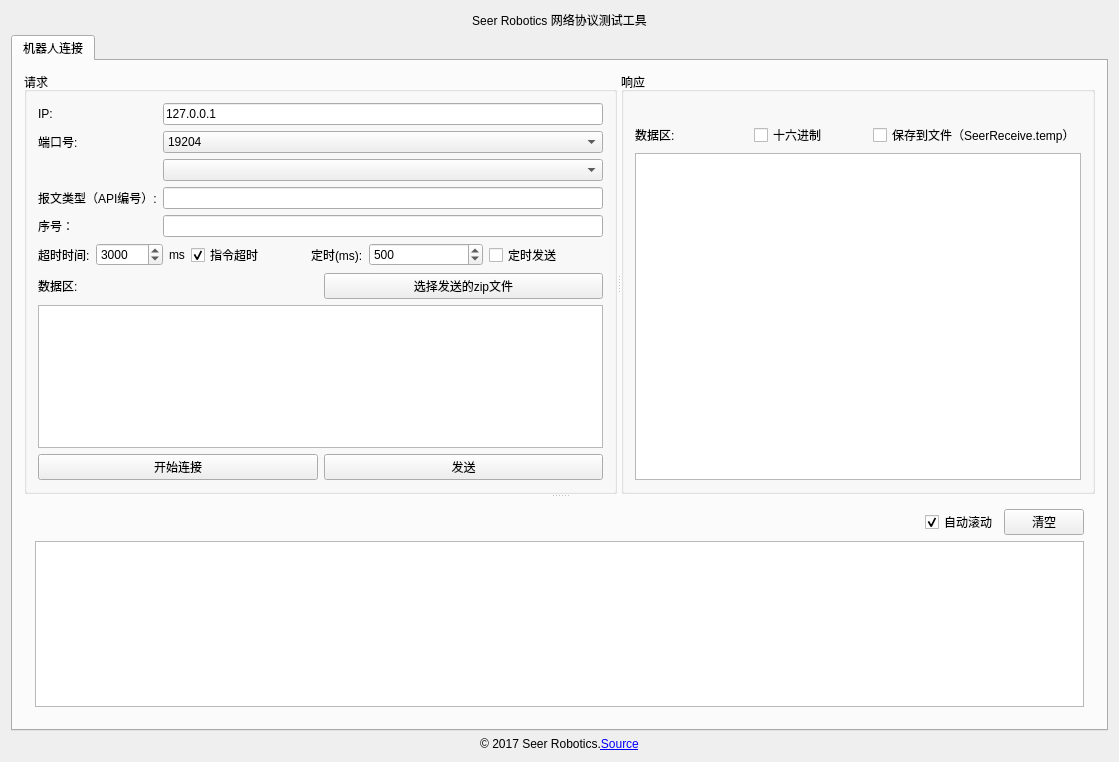
First picture: the form in SCTcpToolWidget.ui, repository seer-robotics/SeerTCPTest, before the edit.
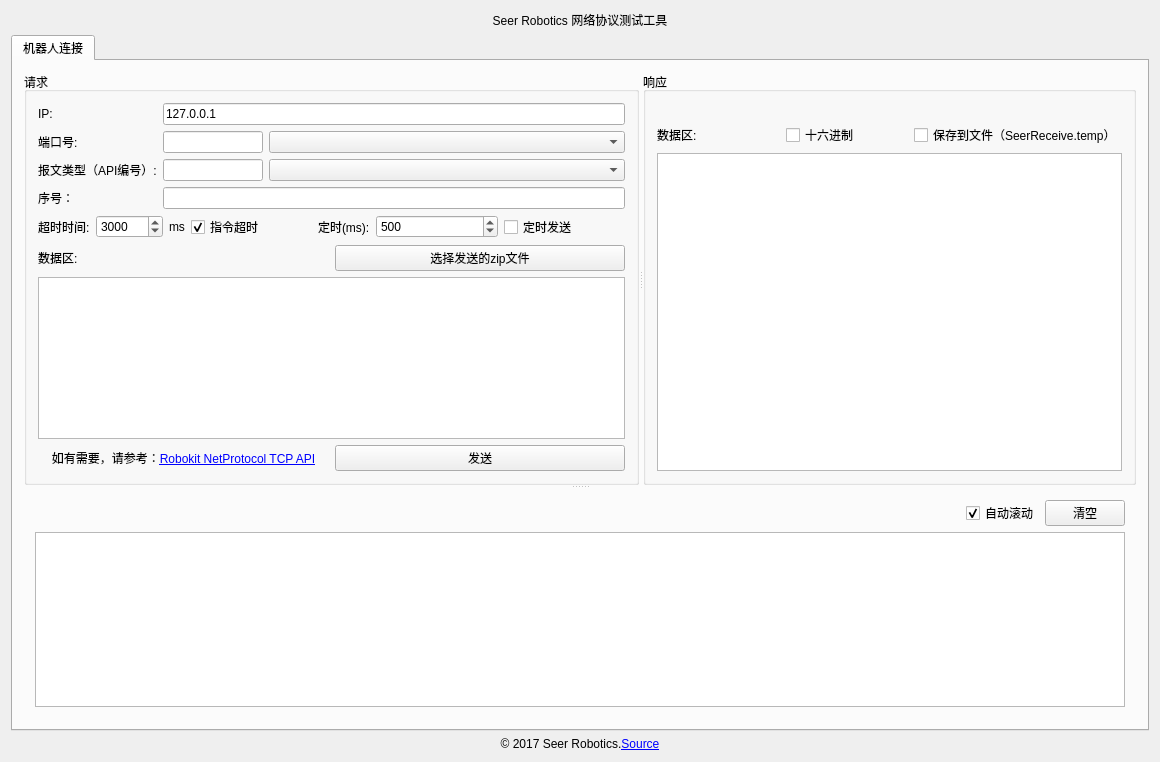
Second picture: the form after the edit.

```diff
--- a/SCTcpToolWidget.ui
+++ b/SCTcpToolWidget.ui
@@ -6,7 +6,7 @@
    <rect>
     <x>0</x>
     <y>0</y>
-    <width>1119</width>
+    <width>1160</width>
     <height>762</height>
    </rect>
   </property>
@@ -89,72 +89,106 @@
                 </property>
                </widget>
               </item>
-              <item row="1" column="1">
-               <widget class="QComboBox" name="comboBox_port">
-                <item>
-                 <property name="text">
-                  <string>19204</string>
-                 </property>
-                </item>
-                <item>
-                 <property name="text">
-                  <string>19205</string>
-                 </property>
-                </item>
-                <item>
-                 <property name="text">
-                  <string>19206</string>
-                 </property>
-                </item>
-                <item>
-                 <property name="text">
-                  <string>19207</string>
-                 </property>
-                </item>
-                <item>
-                 <property name="text">
-                  <string>19208</string>
-                 </property>
-                </item>
-                <item>
-                 <property name="text">
-                  <string>19209</string>
-                 </property>
-                </item>
-                <item>
-                 <property name="text">
-                  <string>19210</string>
-                 </property>
-                </item>
-                <item>
-                 <property name="text">
-                  <string>19200</string>
-                 </property>
-                </item>
-               </widget>
-              </item>
-              <item row="3" column="0">
+              <item row="2" column="0">
                <widget class="QLabel" name="label_9">
                 <property name="text">
                  <string>报文类型（API编号）:</string>
                 </property>
                </widget>
               </item>
-              <item row="3" column="1">
-               <widget class="QLineEdit" name="lineEdit_sendCommand"/>
+              <item row="2" column="1">
+               <layout class="QHBoxLayout" name="horizontalLayout_10">
+                <item>
+                 <widget class="QLineEdit" name="lineEdit_sendCommand">
+                  <property name="sizePolicy">
+                   <sizepolicy hsizetype="Fixed" vsizetype="Fixed">
+                    <horstretch>0</horstretch>
+                    <verstretch>0</verstretch>
+                   </sizepolicy>
+                  </property>
+                  <property name="maximumSize">
+                   <size>
+                    <width>100</width>
+                    <height>16777215</height>
+                   </size>
+                  </property>
+                  <property name="cursor">
+                   <cursorShape>ArrowCursor</cursorShape>
+                  </property>
+                  <property name="mouseTracking">
+                   <bool>false</bool>
+                  </property>
+                  <property name="text">
+                   <string/>
+                  </property>
+                  <property name="readOnly">
+                   <bool>true</bool>
+                  </property>
+                 </widget>
+                </item>
+                <item>
+                 <widget class="QComboBox" name="comboBox_sendCommand">
+                  <property name="sizePolicy">
+                   <sizepolicy hsizetype="Expanding" vsizetype="Fixed">
+                    <horstretch>0</horstretch>
+                    <verstretch>0</verstretch>
+                   </sizepolicy>
+                  </property>
+                 </widget>
+                </item>
+               </layout>
               </item>
-              <item row="4" column="0">
+              <item row="3" column="0">
                <widget class="QLabel" name="label_4">
                 <property name="text">
                  <string>序号：</string>
                 </property>
                </widget>
               </item>
-              <item row="4" column="1">
+              <item row="3" column="1">
                <widget class="QLineEdit" name="lineEdit_number"/>
               </item>
-              <item row="2" column="1">
-               <widget class="QComboBox" name="comboBox_allReq"/>
+              <item row="1" column="1">
+               <layout class="QHBoxLayout" name="horizontalLayout_11">
+                <item>
+                 <widget class="QLineEdit" name="lineEdit_port">
+                  <property name="sizePolicy">
+                   <sizepolicy hsizetype="Fixed" vsizetype="Fixed">
+                    <horstretch>0</horstretch>
+                    <verstretch>0</verstretch>
+                   </sizepolicy>
+                  </property>
+                  <property name="maximumSize">
+                   <size>
+                    <width>100</width>
+                    <height>16777215</height>
+                   </size>
+                  </property>
+                  <property name="cursor">
+                   <cursorShape>ArrowCursor</cursorShape>
+                  </property>
+                  <property name="mouseTracking">
+                   <bool>false</bool>
+                  </property>
+                  <property name="alignment">
+                   <set>Qt::AlignLeading|Qt::AlignLeft|Qt::AlignVCenter</set>
+                  </property>
+                  <property name="readOnly">
+                   <bool>true</bool>
+                  </property>
+                 </widget>
+                </item>
+                <item>
+                 <widget class="QComboBox" name="comboBox_port">
+                  <property name="sizePolicy">
+                   <sizepolicy hsizetype="Expanding" vsizetype="Fixed">
+                    <horstretch>0</horstretch>
+                    <verstretch>0</verstretch>
+                   </sizepolicy>
+                  </property>
+                 </widget>
+                </item>
+               </layout>
               </item>
              </layout>
             </item>
@@ -270,11 +304,14 @@
             <item>
              <layout class="QHBoxLayout" name="horizontalLayout_4">
               <item>
-               <widget class="QPushButton" name="pushButton_connect">
+               <widget class="QLabel" name="label_11">
                 <property name="text">
-                 <string>开始连接</string>
+                 <string>&lt;html&gt;&lt;head/&gt;&lt;body&gt;&lt;p&gt;如有需要，请参考：&lt;a href=&quot;http://docs.seer-robotics.com/robokit_netprotocol/663328&quot;&gt;&lt;span style=&quot; text-decoration: underline; color:#0000ff;&quot;&gt;Robokit NetProtocol TCP API&lt;/span&gt;&lt;/a&gt;&lt;/p&gt;&lt;/body&gt;&lt;/html&gt;</string>
                 </property>
-                <property name="checkable">
+                <property name="alignment">
+                 <set>Qt::AlignCenter</set>
+                </property>
+                <property name="openExternalLinks">
                  <bool>true</bool>
                 </property>
                </widget>
```
Left out of the diff: 2 changed lines with no effect on the pictures.
